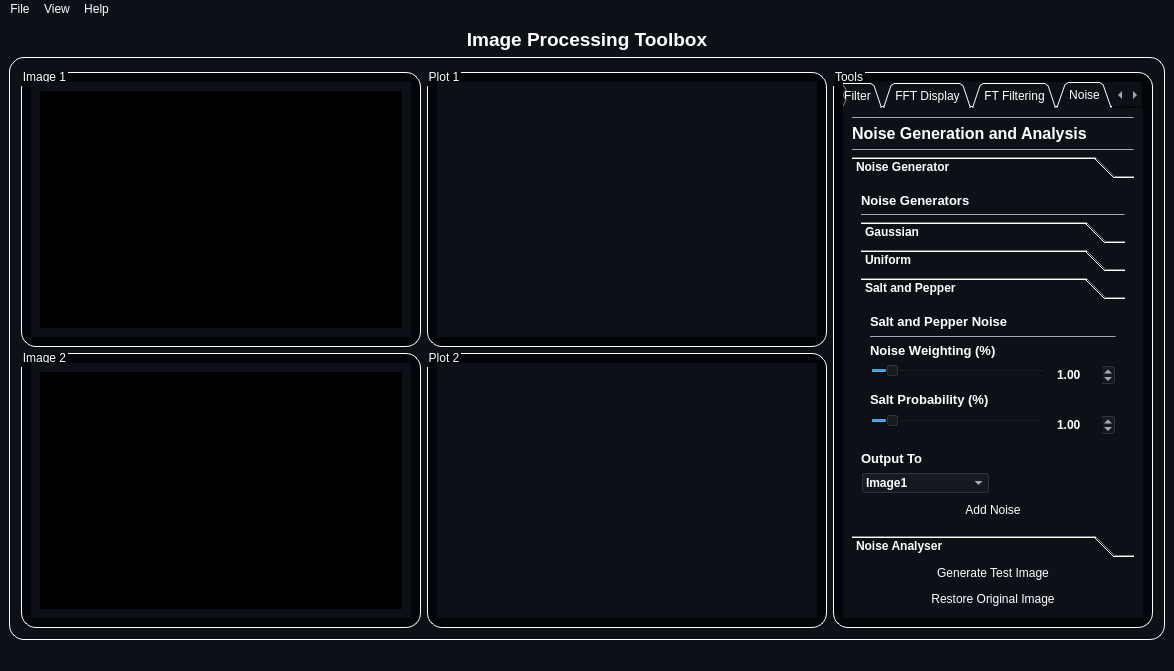
Before: the Qt Designer form resources/MainWindow.ui in mo-gaafar/image-processing-toolbox, drawn with Qt 5.
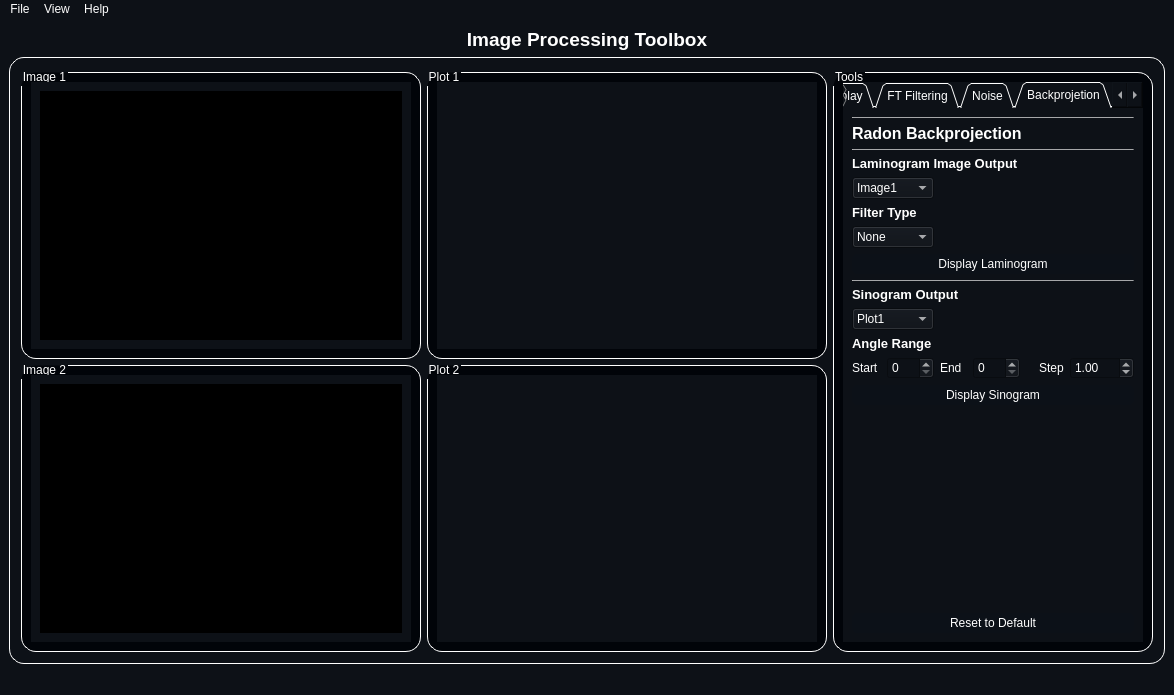
After: the same form once the commit is applied. The open tabs and pages were chosen to show the change. Icons and pictures are not drawn.

Commit message: finish gui and logic

Diff of the .ui file:
```diff
--- a/resources/MainWindow.ui
+++ b/resources/MainWindow.ui
@@ -7,7 +7,7 @@
     <x>0</x>
     <y>0</y>
     <width>1170</width>
-    <height>671</height>
+    <height>673</height>
    </rect>
   </property>
   <property name="windowTitle">
@@ -85,7 +85,7 @@
                <x>0</x>
                <y>0</y>
                <width>380</width>
-               <height>259</height>
+               <height>260</height>
               </rect>
              </property>
              <layout class="QVBoxLayout" name="verticalLayout_2">
@@ -179,7 +179,7 @@
                <x>0</x>
                <y>0</y>
                <width>380</width>
-               <height>258</height>
+               <height>259</height>
               </rect>
              </property>
              <layout class="QVBoxLayout" name="verticalLayout_5">
@@ -264,7 +264,7 @@
                <x>0</x>
                <y>0</y>
                <width>380</width>
-               <height>258</height>
+               <height>259</height>
               </rect>
              </property>
              <layout class="QVBoxLayout" name="verticalLayout_8">
@@ -324,7 +324,7 @@
                <x>0</x>
                <y>0</y>
                <width>380</width>
-               <height>259</height>
+               <height>260</height>
               </rect>
              </property>
              <layout class="QVBoxLayout" name="verticalLayout_6">
@@ -364,7 +364,7 @@
           <string>Tools</string>
          </property>
          <layout class="QGridLayout" name="gridLayout_8">
-          <item row="0" column="0">
+          <item row="0" column="1">
            <widget class="QTabWidget" name="tabWidget">
             <property name="enabled">
              <bool>true</bool>
@@ -379,7 +379,7 @@
              <enum>QTabWidget::Triangular</enum>
             </property>
             <property name="currentIndex">
-             <number>6</number>
+             <number>7</number>
             </property>
             <property name="elideMode">
              <enum>Qt::ElideNone</enum>
@@ -2886,7 +2886,7 @@
                    <x>0</x>
                    <y>0</y>
                    <width>282</width>
-                   <height>365</height>
+                   <height>367</height>
                   </rect>
                  </property>
                  <attribute name="label">
@@ -3154,7 +3154,7 @@
                        <x>0</x>
                        <y>0</y>
                        <width>264</width>
-                       <height>166</height>
+                       <height>168</height>
                       </rect>
                      </property>
                      <attribute name="label">
@@ -3283,6 +3283,22 @@
                         </property>
                        </widget>
                       </item>
+                      <item row="6" column="0" colspan="2">
+                       <spacer name="verticalSpacer_17">
+                        <property name="orientation">
+                         <enum>Qt::Vertical</enum>
+                        </property>
+                        <property name="sizeType">
+                         <enum>QSizePolicy::MinimumExpanding</enum>
+                        </property>
+                        <property name="sizeHint" stdset="0">
+                         <size>
+                          <width>20</width>
+                          <height>8</height>
+                         </size>
+                        </property>
+                       </spacer>
+                      </item>
                      </layout>
                     </widget>
                    </widget>
@@ -3525,6 +3541,342 @@
               </item>
              </layout>
             </widget>
+            <widget class="QWidget" name="tab_backprojection">
+             <attribute name="title">
+              <string>Backprojetion</string>
+             </attribute>
+             <layout class="QGridLayout" name="gridLayout_28">
+              <item row="0" column="0" colspan="7">
+               <widget class="Line" name="line_34">
+                <property name="maximumSize">
+                 <size>
+                  <width>16777215</width>
+                  <height>1</height>
+                 </size>
+                </property>
+                <property name="styleSheet">
+                 <string notr="true">background-color: rgba(255, 255, 255,100);</string>
+                </property>
+                <property name="orientation">
+                 <enum>Qt::Horizontal</enum>
+                </property>
+               </widget>
+              </item>
+              <item row="1" column="0" colspan="5">
+               <widget class="QLabel" name="label_61">
+                <property name="text">
+                 <string>&lt;html&gt;&lt;head/&gt;&lt;body&gt;&lt;p&gt;&lt;span style=&quot; font-size:12pt; font-weight:600;&quot;&gt;Radon Backprojection&lt;/span&gt;&lt;/p&gt;&lt;/body&gt;&lt;/html&gt;</string>
+                </property>
+               </widget>
+              </item>
+              <item row="2" column="0" colspan="7">
+               <widget class="Line" name="line_33">
+                <property name="maximumSize">
+                 <size>
+                  <width>16777215</width>
+                  <height>1</height>
+                 </size>
+                </property>
+                <property name="styleSheet">
+                 <string notr="true">background-color: rgba(255, 255, 255,100);</string>
+                </property>
+                <property name="orientation">
+                 <enum>Qt::Horizontal</enum>
+                </property>
+               </widget>
+              </item>
+              <item row="3" column="0" colspan="4">
+               <widget class="QLabel" name="label_60">
+                <property name="text">
+                 <string>&lt;html&gt;&lt;head/&gt;&lt;body&gt;&lt;p&gt;&lt;span style=&quot; font-size:10pt; font-weight:600;&quot;&gt;Laminogram Image Output&lt;/span&gt;&lt;/p&gt;&lt;/body&gt;&lt;/html&gt;</string>
+                </property>
+               </widget>
+              </item>
+              <item row="4" column="0" colspan="2">
+               <widget class="QComboBox" name="radon_output_combobox">
+                <property name="currentIndex">
+                 <number>0</number>
+                </property>
+                <item>
+                 <property name="text">
+                  <string>Image1</string>
+                 </property>
+                </item>
+                <item>
+                 <property name="text">
+                  <string>Image2</string>
+                 </property>
+                </item>
+                <item>
+                 <property name="text">
+                  <string>Plot1</string>
+                 </property>
+                </item>
+                <item>
+                 <property name="text">
+                  <string>Plot2</string>
+                 </property>
+                </item>
+                <item>
+                 <property name="text">
+                  <string>None</string>
+                 </property>
+                </item>
+               </widget>
+              </item>
+              <item row="5" column="0" colspan="2">
+               <widget class="QLabel" name="label_50">
+                <property name="text">
+                 <string>&lt;html&gt;&lt;head/&gt;&lt;body&gt;&lt;p&gt;&lt;span style=&quot; font-size:10pt; font-weight:600;&quot;&gt;Filter Type&lt;/span&gt;&lt;/p&gt;&lt;/body&gt;&lt;/html&gt;</string>
+                </property>
+               </widget>
+              </item>
+              <item row="6" column="0" colspan="2">
+               <widget class="QComboBox" name="radon_laminofilter_combobox">
+                <item>
+                 <property name="text">
+                  <string>None</string>
+                 </property>
+                </item>
+                <item>
+                 <property name="text">
+                  <string>Ram-Lak</string>
+                 </property>
+                </item>
+                <item>
+                 <property name="text">
+                  <string>Hamming</string>
+                 </property>
+                </item>
+               </widget>
+              </item>
+              <item row="7" column="0" colspan="7">
+               <widget class="QPushButton" name="laminogram_apply">
+                <property name="minimumSize">
+                 <size>
+                  <width>100</width>
+                  <height>0</height>
+                 </size>
+                </property>
+                <property name="styleSheet">
+                 <string notr="true">QPushButton {
+    border-radius: 5px;
+    border-style: outset;
+    background: rgb(12, 17, 24);
+	padding: 3;
+    }
+
+QPushButton:hover {
+    background: rgb(63, 95, 127)
+    }
+
+QPushButton:pressed {
+    border-style: inset;
+    background:rgb(20, 20, 20)
+    }</string>
+                </property>
+                <property name="text">
+                 <string>Display Laminogram</string>
+                </property>
+               </widget>
+              </item>
+              <item row="8" column="0" colspan="7">
+               <widget class="Line" name="line_35">
+                <property name="maximumSize">
+                 <size>
+                  <width>16777215</width>
+                  <height>1</height>
+                 </size>
+                </property>
+                <property name="styleSheet">
+                 <string notr="true">background-color: rgba(255, 255, 255,100);</string>
+                </property>
+                <property name="orientation">
+                 <enum>Qt::Horizontal</enum>
+                </property>
+               </widget>
+              </item>
+              <item row="9" column="0" colspan="3">
+               <widget class="QLabel" name="label_48">
+                <property name="text">
+                 <string>&lt;html&gt;&lt;head/&gt;&lt;body&gt;&lt;p&gt;&lt;span style=&quot; font-size:10pt; font-weight:600;&quot;&gt;Sinogram Output&lt;/span&gt;&lt;/p&gt;&lt;/body&gt;&lt;/html&gt;</string>
+                </property>
+               </widget>
+              </item>
+              <item row="10" column="0" colspan="2">
+               <widget class="QComboBox" name="radon_sino_combobox">
+                <property name="currentIndex">
+                 <number>0</number>
+                </property>
+                <item>
+                 <property name="text">
+                  <string>Plot1</string>
+                 </property>
+                </item>
+                <item>
+                 <property name="text">
+                  <string>Plot2</string>
+                 </property>
+                </item>
+                <item>
+                 <property name="text">
+                  <string>None</string>
+                 </property>
+                </item>
+               </widget>
+              </item>
+              <item row="11" column="0" colspan="2">
+               <widget class="QLabel" name="label_62">
+                <property name="text">
+                 <string>&lt;html&gt;&lt;head/&gt;&lt;body&gt;&lt;p&gt;&lt;span style=&quot; font-size:10pt; font-weight:600;&quot;&gt;Angle Range&lt;/span&gt;&lt;/p&gt;&lt;/body&gt;&lt;/html&gt;</string>
+                </property>
+               </widget>
+              </item>
+              <item row="12" column="0">
+               <widget class="QLabel" name="label_46">
+                <property name="text">
+                 <string>Start</string>
+                </property>
+               </widget>
+              </item>
+              <item row="12" column="1">
+               <widget class="QSpinBox" name="radon_sino_start_spinbox">
+                <property name="maximum">
+                 <number>179</number>
+                </property>
+               </widget>
+              </item>
+              <item row="12" column="2">
+               <widget class="QLabel" name="label_63">
+                <property name="text">
+                 <string>End</string>
+                </property>
+               </widget>
+              </item>
+              <item row="12" column="3">
+               <widget class="QSpinBox" name="radon_sino_end_spinbox">
+                <property name="maximum">
+                 <number>360</number>
+                </property>
+               </widget>
+              </item>
+              <item row="12" column="4">
+               <spacer name="horizontalSpacer">
+                <property name="orientation">
+                 <enum>Qt::Horizontal</enum>
+                </property>
+                <property name="sizeHint" stdset="0">
+                 <size>
+                  <width>28</width>
+                  <height>20</height>
+                 </size>
+                </property>
+               </spacer>
+              </item>
+              <item row="12" column="5">
+               <widget class="QLabel" name="label_64">
+                <property name="text">
+                 <string>Step</string>
+                </property>
+               </widget>
+              </item>
+              <item row="12" column="6">
+               <widget class="QDoubleSpinBox" name="radon_sino_step_spinbox">
+                <property name="toolTip">
+                 <string/>
+                </property>
+                <property name="statusTip">
+                 <string/>
+                </property>
+                <property name="prefix">
+                 <string/>
+                </property>
+                <property name="maximum">
+                 <double>179.900000000000006</double>
+                </property>
+                <property name="value">
+                 <double>1.000000000000000</double>
+                </property>
+               </widget>
+              </item>
+              <item row="13" column="0" colspan="7">
+               <widget class="QPushButton" name="sinogram_apply">
+                <property name="minimumSize">
+                 <size>
+                  <width>100</width>
+                  <height>0</height>
+                 </size>
+                </property>
+                <property name="styleSheet">
+                 <string notr="true">QPushButton {
+    border-radius: 5px;
+    border-style: outset;
+    background: rgb(12, 17, 24);
+	padding: 3;
+    }
+
+QPushButton:hover {
+    background: rgb(63, 95, 127)
+    }
+
+QPushButton:pressed {
+    border-style: inset;
+    background:rgb(20, 20, 20)
+    }</string>
+                </property>
+                <property name="text">
+                 <string>Display Sinogram</string>
+                </property>
+               </widget>
+              </item>
+              <item row="14" column="0" colspan="7">
+               <spacer name="verticalSpacer_10">
+                <property name="orientation">
+                 <enum>Qt::Vertical</enum>
+                </property>
+                <property name="sizeType">
+                 <enum>QSizePolicy::MinimumExpanding</enum>
+                </property>
+                <property name="sizeHint" stdset="0">
+                 <size>
+                  <width>279</width>
+                  <height>198</height>
+                 </size>
+                </property>
+               </spacer>
+              </item>
+              <item row="15" column="0" colspan="7">
+               <widget class="QPushButton" name="reset_operations_5">
+                <property name="minimumSize">
+                 <size>
+                  <width>0</width>
+                  <height>20</height>
+                 </size>
+                </property>
+                <property name="styleSheet">
+                 <string notr="true">QPushButton {
+    border-radius: 5px;
+    border-style: outset;
+    background: rgb(12, 17, 24);
+	padding: 3;
+    }
+
+QPushButton:hover {
+    background: rgb(63, 95, 127)
+    }
+
+QPushButton:pressed {
+    border-style: inset;
+    background:rgb(20, 20, 20)
+    }</string>
+                </property>
+                <property name="text">
+                 <string>Reset to Default</string>
+                </property>
+               </widget>
+              </item>
+             </layout>
+            </widget>
            </widget>
           </item>
          </layout>
```
Left out of the diff: 440 changed lines with no effect on the pictures. The commit also changes 2 other files.
